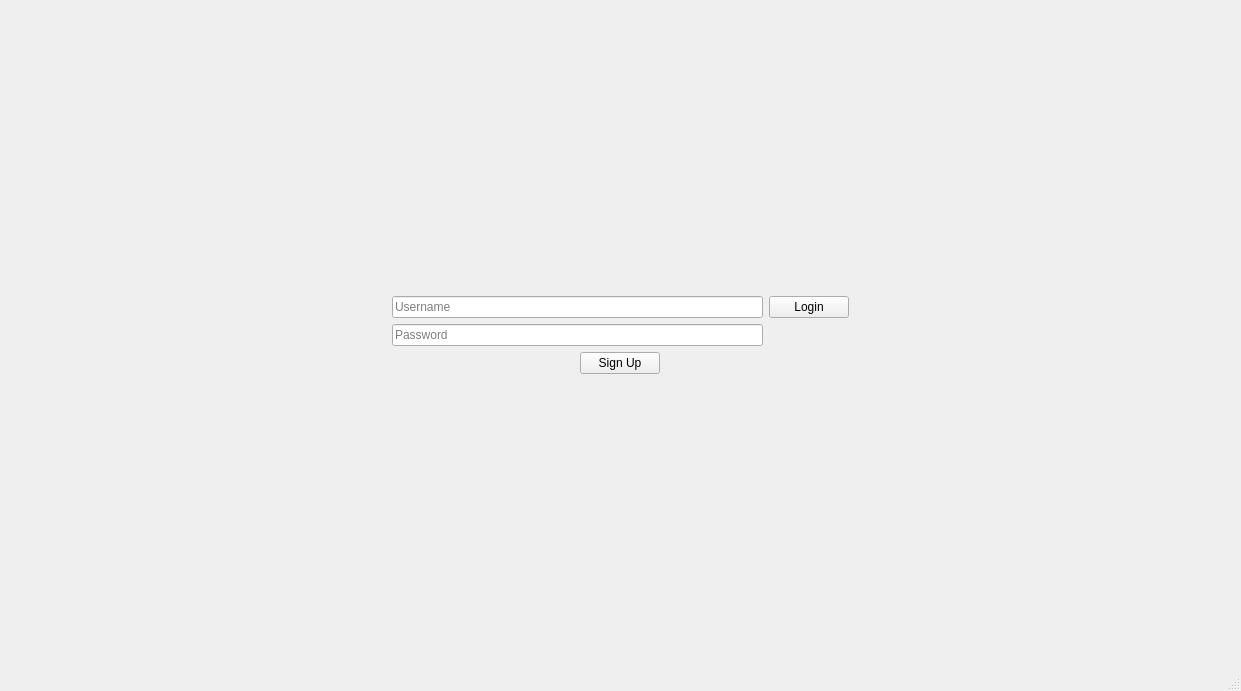
This is mainwindow.ui in nphelpsiv/Education-App as Qt 5 draws it before an edit. The edited form follows.
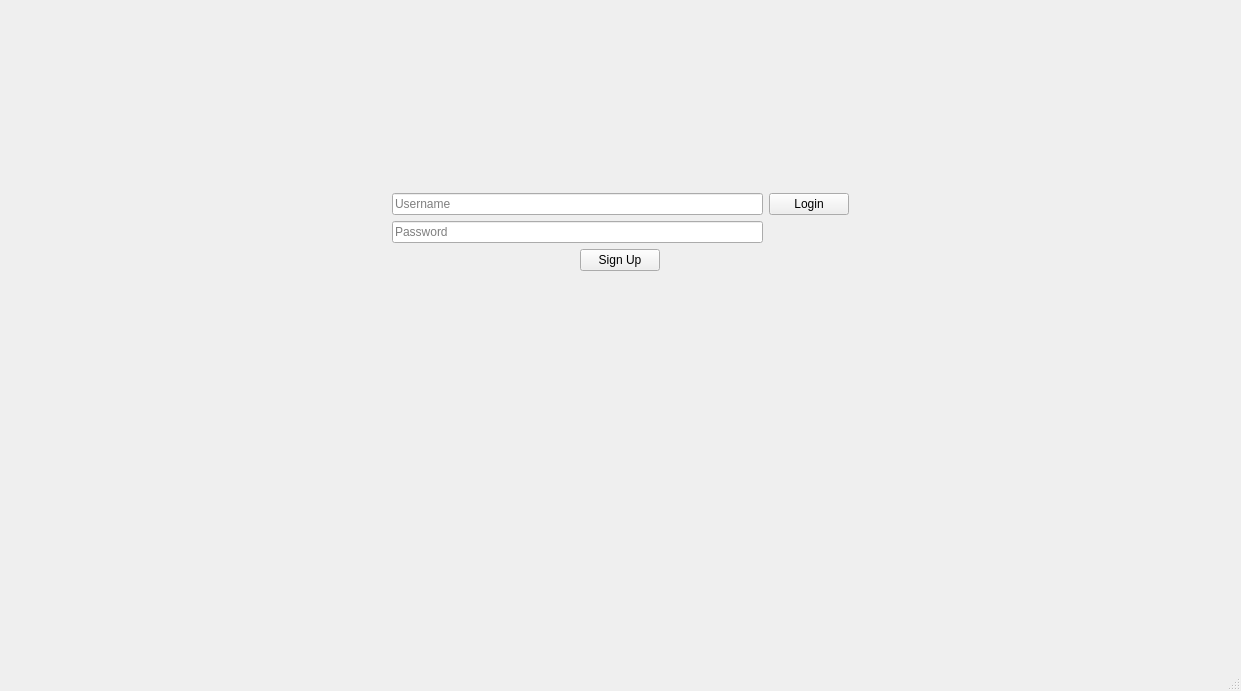
This is the edited form. The open tabs and pages were chosen to show the change. Icons and pictures are not drawn.

Commit message: Started getting SFML render window working

Diff of the .ui file:
```diff
--- a/mainwindow.ui
+++ b/mainwindow.ui
@@ -1345,6 +1345,16 @@
           </item>
          </layout>
         </item>
+        <item>
+         <widget class="QWidget" name="widget" native="true">
+          <property name="minimumSize">
+           <size>
+            <width>200</width>
+            <height>200</height>
+           </size>
+          </property>
+         </widget>
+        </item>
         <item>
          <spacer name="verticalSpacer_4">
           <property name="orientation">
```
Left out of the diff: 4 changed lines with no effect on the pictures. The commit also changes 6 other files.
